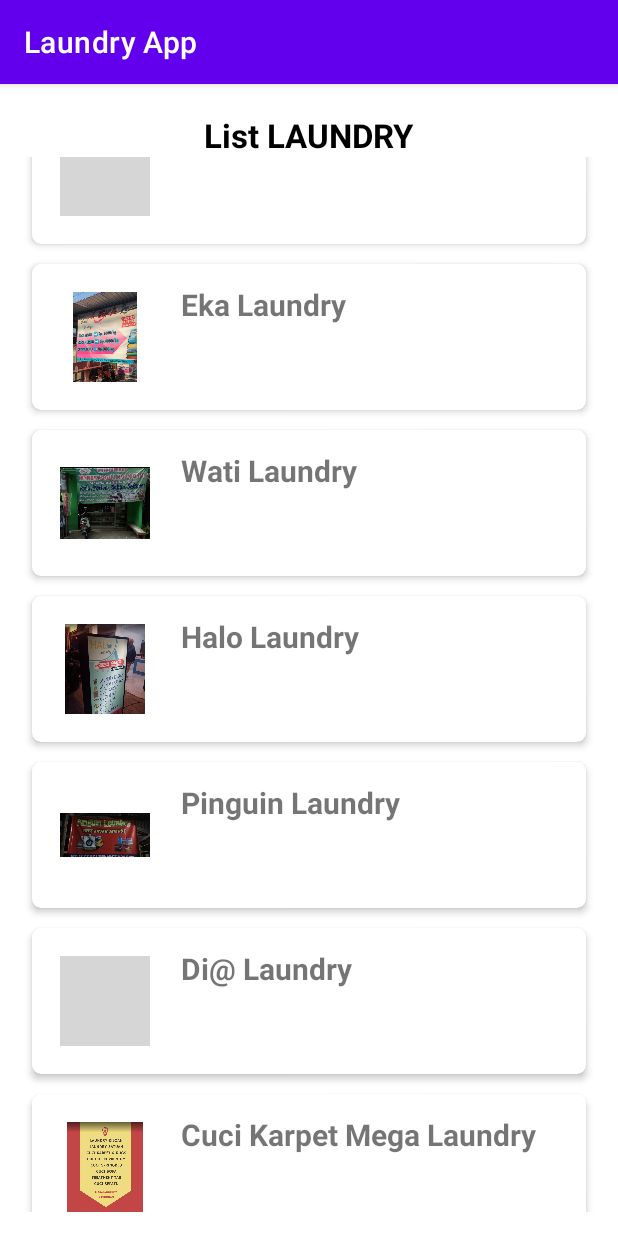
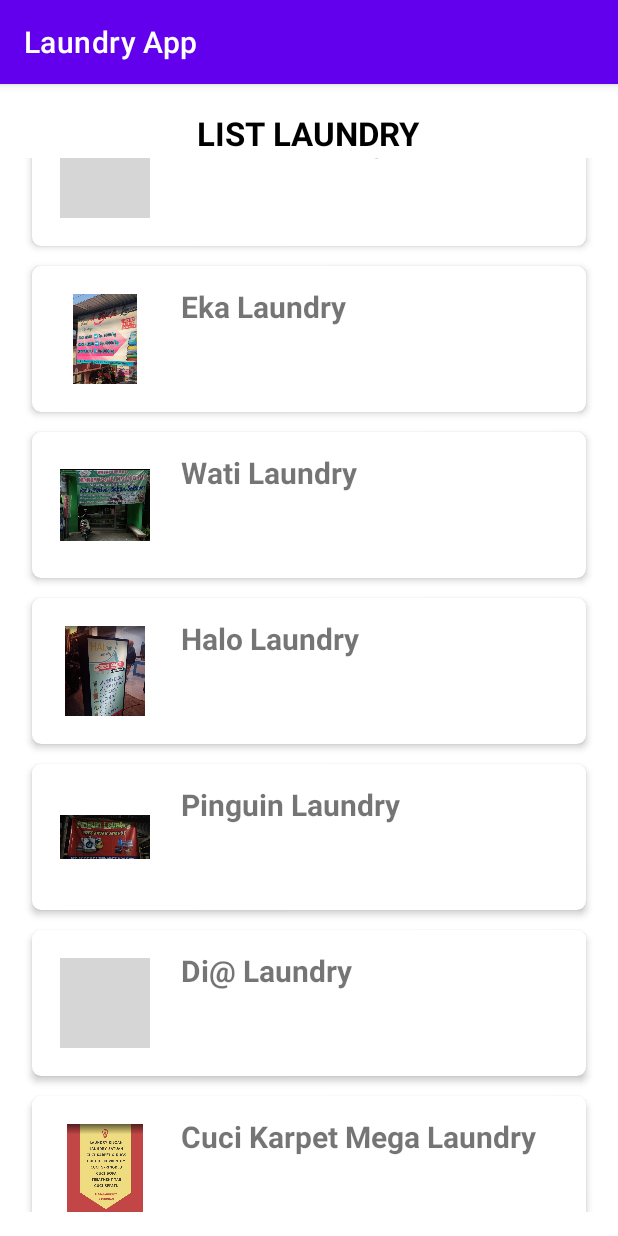
Before and after one commit to titiknk/Laundry-App, an Android app: the screen it shows after launch (MainActivity), scrolled down 488 dp, on a phone screen of 412 x 824 dp. Run offline under Robolectric (Android 15) with nearby library versions, the phone set to English and light mode, and no system bars; grey boxes are pictures that could not be loaded.

Commit message:
Memperbaiki sedikit detail tampilan dari List atau Home, Splash Screen, dan Detail

```diff
--- a/app/src/main/java/com/titikhofifa/laundryapp/ActivitySplash.java
+++ b/app/src/main/java/com/titikhofifa/laundryapp/ActivitySplash.java
@@ -28,7 +28,7 @@ public class ActivitySplash extends AppCompatActivity {
                 startActivity(intent);
                 finish();
             }
-        },500);
+        },2500);
     }
 
 }
--- a/app/src/main/res/layout/activity_detail.xml
+++ b/app/src/main/res/layout/activity_detail.xml
@@ -139,7 +139,7 @@
         android:layout_width="28dp"
         android:layout_height="26dp"
         android:layout_marginStart="28dp"
-        android:layout_marginTop="48dp"
+        android:layout_marginTop="42dp"
         app:layout_constraintStart_toStartOf="parent"
         app:layout_constraintTop_toBottomOf="@+id/imageView"
         app:srcCompat="@drawable/bg_jammm" />
@@ -185,7 +185,7 @@
         android:layout_width="30dp"
         android:layout_height="29dp"
         android:layout_marginStart="28dp"
-        android:layout_marginTop="24dp"
+        android:layout_marginTop="26dp"
         app:layout_constraintStart_toStartOf="parent"
         app:layout_constraintTop_toBottomOf="@+id/imageView2"
         app:srcCompat="@drawable/wa" />
@@ -207,7 +207,7 @@
         android:layout_width="22dp"
         android:layout_height="24dp"
         android:layout_marginStart="32dp"
-        android:layout_marginTop="24dp"
+        android:layout_marginTop="26dp"
         app:layout_constraintStart_toStartOf="parent"
         app:layout_constraintTop_toBottomOf="@+id/imageView3"
         app:srcCompat="@drawable/bg_insta" />
--- a/app/src/main/res/layout/activity_main.xml
+++ b/app/src/main/res/layout/activity_main.xml
@@ -13,9 +13,9 @@
         android:id="@+id/textView4"
         android:layout_width="wrap_content"
         android:layout_height="wrap_content"
-        android:layout_marginTop="3dp"
+        android:layout_marginTop="2dp"
         android:clickable="true"
-        android:text="List LAUNDRY"
+        android:text="LIST LAUNDRY"
         android:layout_gravity="center"
         android:textSize="22sp"
         android:textStyle="bold"
@@ -28,6 +28,7 @@
         android:id="@+id/recycleview"
         android:layout_width="match_parent"
         android:layout_height="wrap_content"
+        android:layout_marginTop="2dp"
         tools:listitem="@layout/card_view" />
 
 
```
